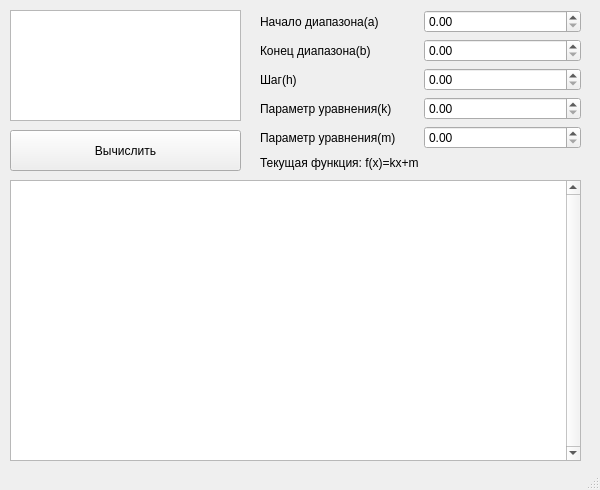
Above: Lab3/UI/function_calc.ui from ArkhamX2/ChurchLambdaCalculus before the change. Below: the same form after it.
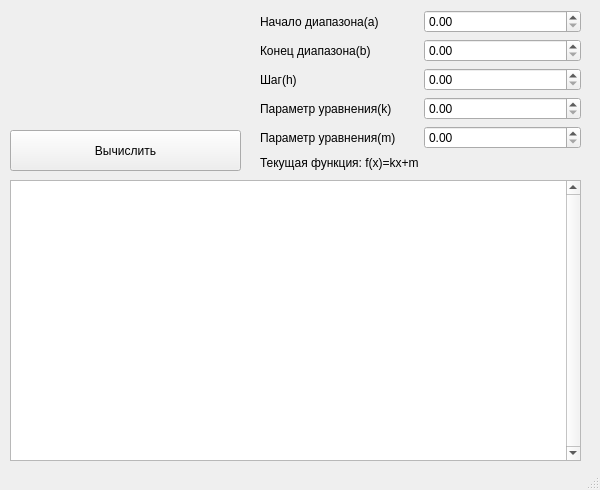
That is the form after the change. Icons and pictures are not drawn.

```diff
--- a/Lab3/UI/function_calc.ui
+++ b/Lab3/UI/function_calc.ui
@@ -26,27 +26,6 @@
    <string>Таблица значений функции в диапазоне</string>
   </property>
   <widget class="QWidget" name="centralwidget">
-   <widget class="QTextEdit" name="Result">
-    <property name="geometry">
-     <rect>
-      <x>10</x>
-      <y>10</y>
-      <width>231</width>
-      <height>111</height>
-     </rect>
-    </property>
-    <property name="font">
-     <font>
-      <pointsize>12</pointsize>
-     </font>
-    </property>
-    <property name="sizeAdjustPolicy">
-     <enum>QAbstractScrollArea::AdjustIgnored</enum>
-    </property>
-    <property name="readOnly">
-     <bool>true</bool>
-    </property>
-   </widget>
    <widget class="QPushButton" name="Calculate">
     <property name="geometry">
      <rect>
@@ -142,17 +121,26 @@
      <enum>Qt::ScrollBarAlwaysOn</enum>
     </property>
    </widget>
+   <widget class="QWidget" name="gridLayoutWidget_2">
+    <property name="geometry">
+     <rect>
+      <x>10</x>
+      <y>10</y>
+      <width>231</width>
+      <height>111</height>
+     </rect>
+    </property>
+    <layout class="QGridLayout" name="gridLayout_2">
+     <item row="0" column="0">
    <widget class="QLabel" name="label_7">
-    <property name="geometry">
-     <rect>
-      <x>20</x>
-      <y>40</y>
-      <width>211</width>
-      <height>61</height>
-     </rect>
+       <property name="minimumSize">
+        <size>
+         <width>200</width>
+         <height>50</height>
+        </size>
     </property>
     <property name="autoFillBackground">
-     <bool>false</bool>
+        <bool>true</bool>
     </property>
     <property name="text">
      <string/>
@@ -166,6 +154,9 @@
     <property name="alignment">
      <set>Qt::AlignCenter</set>
     </property>
+      </widget>
+     </item>
+    </layout>
    </widget>
   </widget>
   <widget class="QStatusBar" name="statusbar"/>
```
Lines whose indentation alone changed are shown as unchanged.
